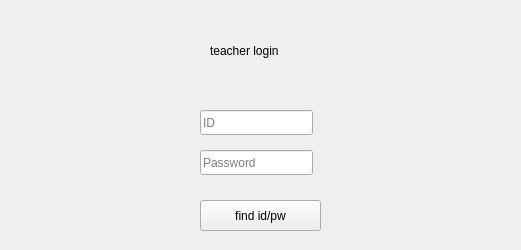
Qt form main.ui (syarin03/EduApp) before a commit.
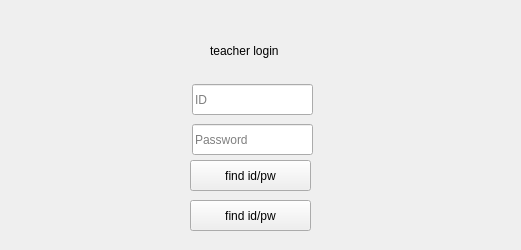
The same form after that commit. The open tabs and pages were chosen to show the change.

Commit message: 기숙사 가기 전 커밋

Diff of the .ui file:
```diff
--- a/main.ui
+++ b/main.ui
@@ -91,10 +91,10 @@
     <widget class="QLineEdit" name="inputid_t">
      <property name="geometry">
       <rect>
-       <x>200</x>
-       <y>110</y>
-       <width>113</width>
-       <height>25</height>
+       <x>192</x>
+       <y>84</y>
+       <width>121</width>
+       <height>31</height>
       </rect>
      </property>
      <property name="placeholderText">
@@ -104,10 +104,10 @@
     <widget class="QLineEdit" name="inputpw_t">
      <property name="geometry">
       <rect>
-       <x>200</x>
-       <y>150</y>
-       <width>113</width>
-       <height>25</height>
+       <x>192</x>
+       <y>124</y>
+       <width>121</width>
+       <height>31</height>
       </rect>
      </property>
      <property name="placeholderText">
@@ -117,7 +117,7 @@
     <widget class="QPushButton" name="fint_t">
      <property name="geometry">
       <rect>
-       <x>200</x>
+       <x>190</x>
        <y>200</y>
        <width>121</width>
        <height>31</height>
@@ -146,6 +146,25 @@
       <string>teacher login</string>
      </property>
     </widget>
+    <widget class="QPushButton" name="logint_btn">
+     <property name="geometry">
+      <rect>
+       <x>190</x>
+       <y>160</y>
+       <width>121</width>
+       <height>31</height>
+      </rect>
+     </property>
+     <property name="contextMenuPolicy">
+      <enum>Qt::DefaultContextMenu</enum>
+     </property>
+     <property name="toolTipDuration">
+      <number>0</number>
+     </property>
+     <property name="text">
+      <string>find id/pw</string>
+     </property>
+    </widget>
    </widget>
    <widget class="QWidget" name="login_student">
     <widget class="QLabel" name="login_s">
```
Left out of the diff: 2 changed lines with no effect on the pictures.
